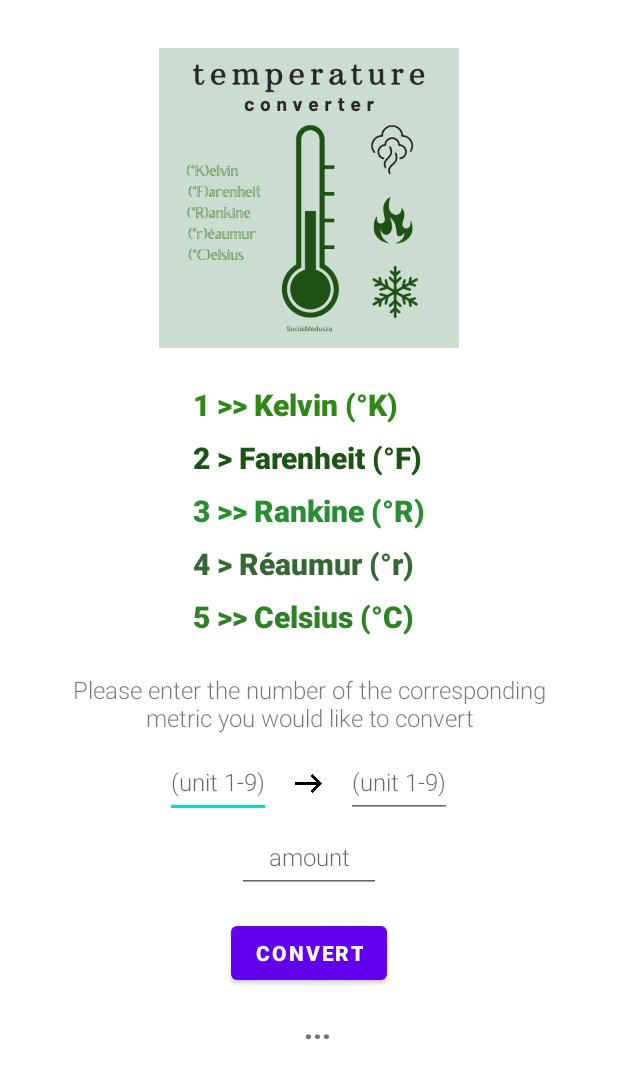
After one commit to Ela01/Conversion_Calculator, an Android app: the layout fragment_temperature.xml on its own in the app's theme, with its tools: preview values and no code run, on a phone screen of 412 x 824 dp. The commit adds this screen. Shown: the top 1078 px of the screen. Run offline under Robolectric (Android 15) with nearby library versions, the phone set to English and light mode, and no system bars.

Commit message:
Cleaning up code. Will add Nav-bar and remove binding.

```diff
--- a/app/src/main/java/com/example/myapplication/TimeActivity.java
+++ b/app/src/main/java/com/example/myapplication/TimeActivity.java
@@ -9,6 +9,6 @@ public class TimeActivity extends AppCompatActivity {
     @Override
     protected void onCreate(Bundle savedInstanceState) {
         super.onCreate(savedInstanceState);
-        setContentView(R.layout.activity_time);
+        setContentView(R.layout.fragment_time);
     }
 }
--- /dev/null
+++ b/app/src/main/res/layout/fragment_temperature.xml
@@ -0,0 +1,182 @@
+<?xml version="1.0" encoding="utf-8"?>
+<LinearLayout xmlns:android="http://schemas.android.com/apk/res/android"
+    android:layout_width="match_parent"
+    android:layout_height="match_parent"
+    android:gravity="center_horizontal"
+    android:orientation="vertical"
+    android:padding="32sp">
+
+    <ImageView
+        android:layout_width="200dp"
+        android:layout_height="200dp"
+        android:src="@drawable/temperature" />
+
+    <LinearLayout
+        android:layout_width="wrap_content"
+        android:layout_height="wrap_content"
+        android:layout_marginTop="24dp"
+        android:orientation="vertical">
+
+        <TextView
+
+            android:id="@+id/text_view_kelvin"
+            android:layout_width="wrap_content"
+            android:layout_height="wrap_content"
+            android:layout_marginBottom="8dp"
+            android:fontFamily="sans-serif-light"
+            android:text="1 >> Kelvin (°K)"
+            android:textColor="#2F8816"
+            android:textFontWeight="@android:integer/status_bar_notification_info_maxnum"
+            android:textSize="20dp" />
+
+
+        <TextView
+
+            android:id="@+id/text_view_farenheit"
+            android:layout_width="wrap_content"
+            android:layout_height="wrap_content"
+            android:layout_marginBottom="8dp"
+            android:fontFamily="sans-serif-light"
+            android:text="2 > Farenheit (°F)"
+
+            android:textColor="#1C5316"
+
+            android:textFontWeight="@android:integer/status_bar_notification_info_maxnum"
+
+            android:textSize="20dp" />
+
+        <TextView
+
+            android:id="@+id/text_view_Rankine"
+            android:layout_width="wrap_content"
+            android:layout_height="wrap_content"
+            android:layout_marginBottom="8dp"
+            android:fontFamily="sans-serif-light"
+            android:text="3 >> Rankine (°R)"
+
+            android:textColor="#278F32"
+
+            android:textFontWeight="@android:integer/status_bar_notification_info_maxnum"
+            android:textSize="20dp" />
+
+
+        <TextView
+
+            android:id="@+id/text_view_reaumur"
+            android:layout_width="wrap_content"
+            android:layout_height="wrap_content"
+            android:layout_marginBottom="8dp"
+            android:fontFamily="sans-serif-light"
+            android:text="4 > Réaumur (°r)"
+
+            android:textColor="#356735"
+
+            android:textFontWeight="@android:integer/status_bar_notification_info_maxnum"
+
+            android:textSize="20dp" />
+
+        <TextView
+
+            android:id="@+id/text_view_celsius"
+            android:layout_width="wrap_content"
+            android:layout_height="wrap_content"
+            android:fontFamily="sans-serif-light"
+            android:text="5 >> Celsius (°C)"
+            android:textColor="#2E8125"
+
+            android:textFontWeight="@android:integer/status_bar_notification_info_maxnum"
+            android:textSize="20dp" />
+
+
+    </LinearLayout>
+
+    <TextView
+        android:layout_width="match_parent"
+        android:layout_height="wrap_content"
+        android:layout_marginTop="24dp"
+        android:fontFamily="sans-serif-light"
+        android:text="Please enter the number of the corresponding metric you would like to convert"
+        android:textAlignment="center"
+        android:textSize="16sp" />
+
+
+    <LinearLayout
+        android:layout_width="wrap_content"
+        android:layout_height="wrap_content"
+        android:layout_marginTop="8dp"
+        android:gravity="center_horizontal"
+        android:orientation="horizontal">
+
+
+        <EditText
+            android:id="@+id/edit_text_input_convert_from_temp"
+            android:layout_width="wrap_content"
+            android:layout_height="48dp"
+            android:fontFamily="sans-serif-light"
+            android:hint="(unit 1-9)"
+            android:inputType="number"
+            android:textAlignment="center"
+
+            android:textSize="16sp" />
+
+
+        <ImageView
+            android:layout_width="50sp"
+            android:layout_height="50sp"
+
+            android:fontFamily="monospace"
+            android:inputType="number"
+            android:padding="16dp"
+            android:src="@drawable/arrow"
+            android:textAlignment="center"
+
+            android:textSize="16sp" />
+
+
+        <EditText
+            android:id="@+id/edit_text_input_convert_to_temp"
+            android:layout_width="wrap_content"
+            android:layout_height="48dp"
+
+            android:fontFamily="sans-serif-light"
+            android:hint="(unit 1-9)"
+            android:inputType="number"
+            android:textAlignment="center"
+
+            android:textSize="16sp" />
+    </LinearLayout>
+
+    <EditText
+        android:id="@+id/edit_text_input_convert_amount_temp"
+        android:layout_width="96dp"
+        android:layout_height="48dp"
+        android:fontFamily="sans-serif-light"
+        android:hint="amount"
+        android:inputType="numberDecimal"
+        android:textAlignment="center"
+
+        android:textSize="16sp" />
+
+    <Button
+        android:id="@+id/button_convert_temp"
+        android:layout_width="wrap_content"
+        android:layout_height="wrap_content"
+        android:layout_marginTop="16dp"
+        android:fontFamily="sans-serif-light"
+        android:shadowColor="@color/black"
+        android:text="Convert"
+        android:textFontWeight="@android:integer/status_bar_notification_info_maxnum" />
+
+    <TextView
+        android:id="@+id/text_view_result_temp"
+        android:layout_width="match_parent"
+        android:layout_height="wrap_content"
+        android:layout_marginLeft="6dp"
+        android:layout_marginTop="12dp"
+        android:fontFamily="sans-serif-light"
+        android:text="..."
+        android:textAlignment="center"
+        android:textFontWeight="@android:integer/status_bar_notification_info_maxnum"
+        android:textSize="20sp" />
+
+</LinearLayout>
--- a/app/src/main/res/values/colors.xml
+++ b/app/src/main/res/values/colors.xml
@@ -7,4 +7,6 @@
     <color name="teal_700">#FF018786</color>
     <color name="black">#FF000000</color>
     <color name="white">#FFFFFFFF</color>
+    <color name="light_grey">#848697</color>
+    <color name="dark_grey">#4C4C55</color>
 </resources>
--- a/app/src/main/res/values/strings.xml
+++ b/app/src/main/res/values/strings.xml
@@ -1,3 +1,4 @@
 <resources>
     <string name="app_name">My Application</string>
+    <string name="image_description_length_converter">Length Converter</string>
 </resources>
```
Also changed, not shown: app/src/main/res/drawable/gradient_overlay.xml (added, +7 -0 lines), app/src/main/res/layout/fragment_length.xml (added, +129 -0 lines), app/src/main/res/layout/simple_list_item_from.xml (added, +13 -0 lines), app/src/main/res/drawable-nodpi/measuring_tape.png (added), app/src/main/res/layout/fragment_time.xml (renamed from app/src/main/res/layout/activity_time.xml).
